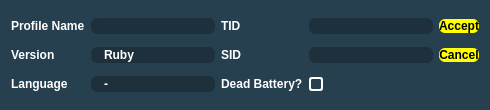
The window that Forms/Gen3/ProfileManager3NewEdit.ui (Admiral-Fish/PokeFinder) describes before a commit, drawn with Qt 5.
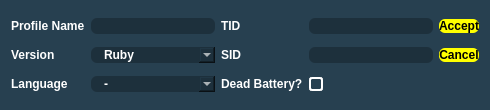
The same window after the commit. Icons and pictures are not drawn. Custom widgets are drawn as their Qt base class.

Patch:
```diff
--- a/Forms/Gen3/ProfileManager3NewEdit.ui
+++ b/Forms/Gen3/ProfileManager3NewEdit.ui
@@ -95,16 +95,6 @@
 	color: white;
 }
 
-QComboBox::down-arrow {
-	image: url(noimg);
-	border-width: 0px;
-}
-
-QComboBox::drop-down {
-	background: transparent;
-	width: 0px;
-}
-
 QLabel {
 	color: white;
 	font-family: &quot;Myriad Pro&quot;, Montserrat;
```
Left out of the diff: 4 changed lines with no effect on the pictures.
